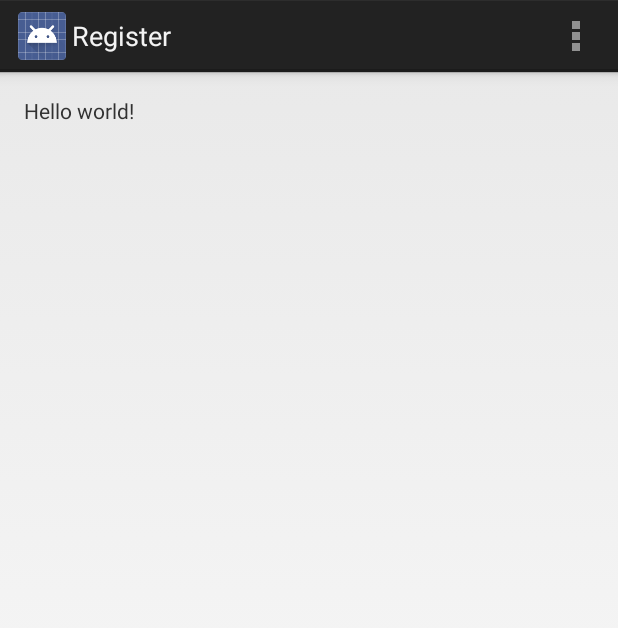
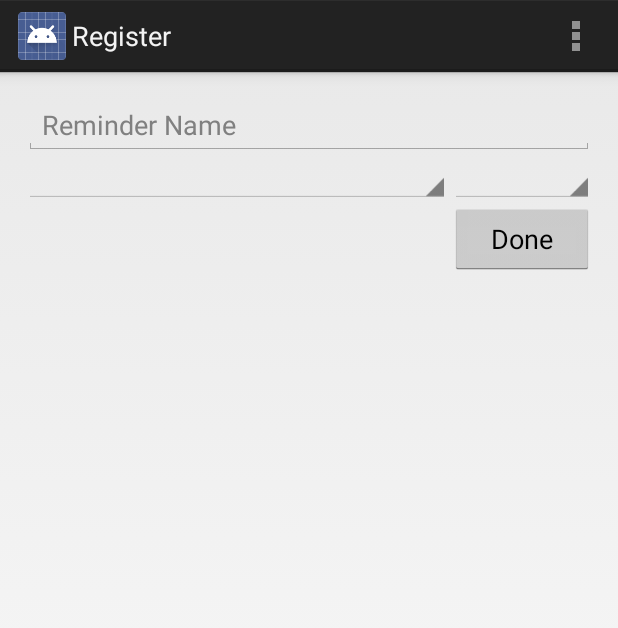
Before and after one commit to littleyang/loginapp, an Android app: the Register screen opened directly, with no data from a screen before it, on a phone screen of 412 x 824 dp. Shown: the top 628 px of the screen. Run offline under Robolectric (Android 15) with nearby library versions, the phone set to English and light mode, and no system bars.

Commit message:
add layout about android user interface layout

```diff
--- a/app/src/main/res/layout/activity_register.xml
+++ b/app/src/main/res/layout/activity_register.xml
@@ -8,9 +8,34 @@
     android:paddingBottom="@dimen/activity_vertical_margin"
     tools:context="com.example.yangyang.loginapp.Register">
 
-    <TextView
-        android:text="@string/hello_world"
-        android:layout_width="wrap_content"
-        android:layout_height="wrap_content" />
+    <EditText
+        android:id="@+id/name"
+        android:layout_width="match_parent"
+        android:layout_height="wrap_content"
+        android:hint="Reminder Name"/>
+
+    <Spinner
+        android:id="@+id/dates"
+        android:layout_width="100dp"
+        android:layout_height="wrap_content"
+        android:layout_below="@+id/name"
+        android:layout_alignParentLeft="true"
+        android:layout_toLeftOf="@+id/times"
+        />
+    <Spinner
+        android:id="@+id/times"
+        android:layout_width="96dp"
+        android:layout_height="wrap_content"
+        android:layout_below="@+id/name"
+        android:layout_alignParentRight="true"
+        />
+
+    <Button
+        android:layout_width="96dp"
+        android:layout_height="wrap_content"
+        android:layout_below="@+id/times"
+        android:layout_alignParentRight="true"
+        android:text="Done"
+        />
 
 </RelativeLayout>
```
Also changed, not shown: app/src/main/res/layout/activity_my.xml (+24 -9 lines).
